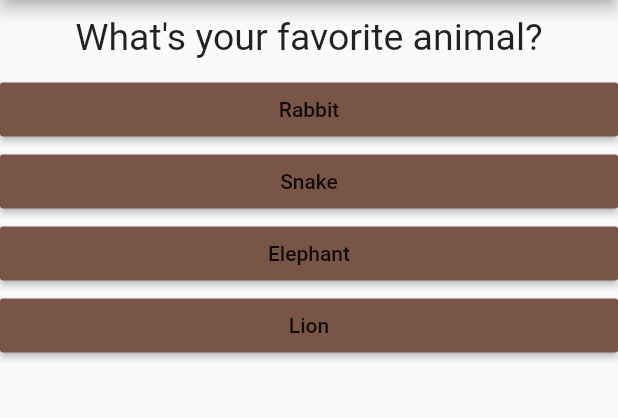
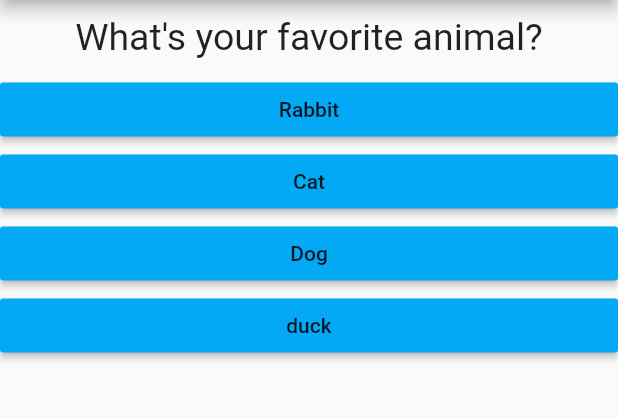
Before and after one commit to KavisaraSrisuwatcharee/udemy-flutter, a Flutter app: the screen it shows after launch, after a tap on "Black", on a phone screen of 412 x 824 dp, the part 84-502 px from its top. Run offline on Flutter 3.47's test engine with Material 2 defaults, Android fonts, the phone set to English and light mode, and no system bars.

Commit message:
[FINISH] Section1

```diff
--- a/lib/answer.dart
+++ b/lib/answer.dart
@@ -9,7 +9,7 @@ class Answer extends StatelessWidget {
     return Container(
       width: double.infinity,
       child: RaisedButton(
-        color: Colors.brown,
+        color: Colors.lightBlue,
         child: Text(textAnswer),
         onPressed: selectHandler,
       ),
--- a/lib/main.dart
+++ b/lib/main.dart
@@ -2,6 +2,8 @@ import 'package:flutter/material.dart';
 
 import './question.dart';
 import './answer.dart';
+import './quiz.dart';
+import './result.dart';
 
 // void main() {
 //   runApp(MyApp());
@@ -21,23 +23,45 @@ class _MyAppState extends State<MyApp> {
   final questions = const [
     {
       'questionText': 'What\'s your favorite color?',
-      'answers': ['Black', 'Red', 'Green', 'White'],
+      'answers': [
+        {'text': 'Black', 'score': 10},
+        {'text': 'Red', 'score': 15},
+        {'text': 'Green', 'score': 5},
+        {'text': 'White', 'score': 20},
+      ],
     },
     {
       'questionText': 'What\'s your favorite animal?',
-      'answers': ['Rabbit', 'Snake', 'Elephant', 'Lion'],
+      'answers': [
+        {'text': 'Rabbit', 'score': 10},
+        {'text': 'Cat', 'score': 15},
+        {'text': 'Dog', 'score': 5},
+        {'text': 'duck', 'score': 20},
+      ],
     },
     {
       'questionText': 'Who\'s your favorite instructor?',
-      'answers': ['Ching', 'ki', 'kiki', 'kikiki'],
+      'answers': [
+        {'text': 'chingly', 'score': 10},
+        {'text': 'ki', 'score': 15},
+        {'text': 'kiki', 'score': 5},
+        {'text': 'kikiki', 'score': 20},
+      ],
     },
   ];
   var _questionIndex = 0;
+  var totalScore = 0;
+  void resetQuiz() {
+    setState(() {
+      _questionIndex = 0;
+      totalScore = 0;
+    });
+  }
 
-  void _answerQuestion() {
+  void _answerQuestion(int score) {
     // var aBool = true;
     // aBool = false;
-
+    totalScore += score;
     setState(() {
       _questionIndex = _questionIndex + 1;
     });
@@ -63,20 +87,12 @@ class _MyAppState extends State<MyApp> {
           title: Text('My First App'),
         ),
         body: _questionIndex < questions.length
-            ? Column(
-                children: [
-                  Questions(
-                    questions[_questionIndex]['questionText'],
-                  ),
-                  ...(questions[_questionIndex]['answers'] as List<String>)
-                      .map((answer) {
-                    return Answer(_answerQuestion, answer);
-                  }).toList()
-                ],
+            ? Quiz(
+                answerQuestion: _answerQuestion,
+                questionIndex: _questionIndex,
+                questions: questions,
               )
-            : Center(
-                child: Text('You did it!'),
-              ),
+            : Result(totalScore, resetQuiz),
       ),
     );
   }
--- /dev/null
+++ b/lib/quiz.dart
@@ -0,0 +1,28 @@
+import 'package:flutter/material.dart';
+import './answer.dart';
+import './question.dart';
+
+class Quiz extends StatelessWidget {
+  final List<Map<String, Object>> questions;
+  final int questionIndex;
+  final Function answerQuestion;
+
+  Quiz(
+      {@required this.questions,
+      @required this.questionIndex,
+      @required this.answerQuestion});
+  @override
+  Widget build(BuildContext context) {
+    return Column(
+      children: [
+        Questions(
+          questions[questionIndex]['questionText'],
+        ),
+        ...(questions[questionIndex]['answers'] as List<Map<String, Object>>)
+            .map((answer) {
+          return Answer(() => answerQuestion(answer['score']), answer['text']);
+        }).toList()
+      ],
+    );
+  }
+}
```
Also changed, not shown: lib/result.dart (added, +37 -0 lines).
